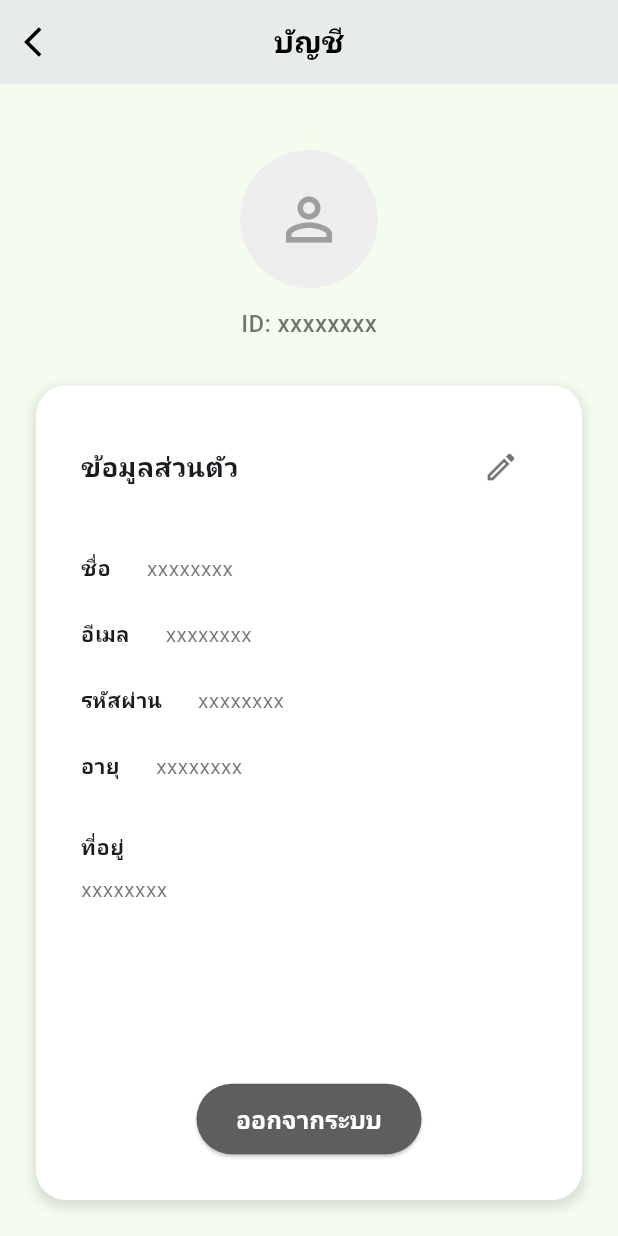
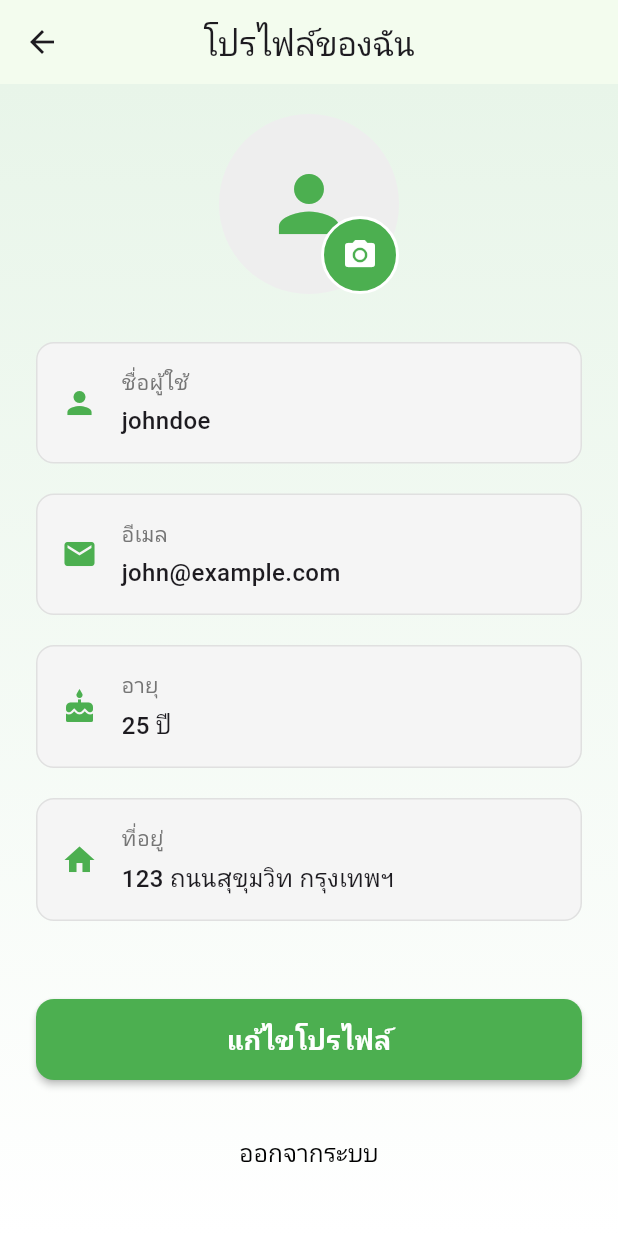
Before and after one commit to Watthana65022128/FarmProject, a Flutter app: the ProfilePage screen opened directly, on a phone screen of 412 x 824 dp. Run offline on Flutter 3.47's test engine with Material 3 defaults, Android fonts, the phone set to English and light mode, and no system bars.

Commit message:
update ui

```diff
--- a/lib/createfarm.dart
+++ b/lib/createfarm.dart
@@ -2,6 +2,7 @@ import 'package:flutter/material.dart';
 import 'package:http/http.dart' as http;
 import 'dart:convert';
 import 'fram_list.dart';
+import 'profile.dart';
 
 class Createfarm extends StatefulWidget {
   const Createfarm({super.key});
@@ -96,7 +97,8 @@ class _CreatefarmState extends State<Createfarm> {
         }
       } else {
         final errorData = json.decode(response.body);
-        _showSnackBar(errorData['error'] ?? 'เกิดข้อผิดพลาดในการบันทึกข้อมูล', isError: true);
+        _showSnackBar(errorData['error'] ?? 'เกิดข้อผิดพลาดในการบันทึกข้อมูล',
+            isError: true);
       }
     } catch (e) {
       _showSnackBar('ไม่สามารถเชื่อมต่อกับเซิร์ฟเวอร์', isError: true);
@@ -129,8 +131,29 @@ class _CreatefarmState extends State<Createfarm> {
       appBar: AppBar(
         title: const Text('สร้างไร่'),
         centerTitle: true,
-        backgroundColor: Colors.green,
-        foregroundColor: Colors.white,
+        backgroundColor: const Color(0xFFF3FCEE),
+        foregroundColor: Colors.black,
+        actions: [
+          IconButton(
+            icon: const CircleAvatar(
+              backgroundColor: Colors.white,
+              child: Icon(
+                Icons.person,
+                color: Colors.black,
+              ),
+            ),
+            onPressed: () {
+              Navigator.push(
+                context,
+                MaterialPageRoute(
+                  builder: (context) =>
+                      const ProfilePage(), // สร้างหน้า ProfilePage
+                ),
+              );
+            },
+          ),
+          const SizedBox(width: 10), // เพิ่มระยะห่างจากขอบ
+        ],
       ),
       body: SingleChildScrollView(
         child: Padding(
@@ -139,7 +162,9 @@ class _CreatefarmState extends State<Createfarm> {
             mainAxisAlignment: MainAxisAlignment.center,
             crossAxisAlignment: CrossAxisAlignment.center,
             children: [
-              const SizedBox(height: 20,),
+              const SizedBox(
+                height: 20,
+              ),
               Image.asset(
                 'assets/logo.png',
                 height: 120,
--- a/lib/profile.dart
+++ b/lib/profile.dart
@@ -1,141 +1,134 @@
 import 'package:flutter/material.dart';
 
-class ProfilePage extends StatelessWidget {
+class ProfilePage extends StatefulWidget {
   const ProfilePage({super.key});
+
+  @override
+  _ProfilePageState createState() => _ProfilePageState();
+}
+
+class _ProfilePageState extends State<ProfilePage> {
+  // สร้างข้อมูลตัวอย่าง (ในการใช้งานจริงควรรับข้อมูลจาก API หรือ Database)
+  final Map<String, String> userProfile = {
+    'username': 'johndoe',
+    'email': 'john@example.com',
+    'age': '25',
+    'address': '123 ถนนสุขุมวิท กรุงเทพฯ',
+  };
 
   @override
   Widget build(BuildContext context) {
     return Scaffold(
       appBar: AppBar(
+        title: const Text(
+          'โปรไฟล์ของฉัน',
+        ),
         centerTitle: true,
-        elevation: 4, // เพิ่ม Elevation ให้กับ AppBar
-        leading: IconButton(
-          icon: const Icon(Icons.arrow_back_ios, color: Colors.black),
-          onPressed: () => Navigator.pop(context),
       ),
-        title: const Text(
-          'บัญชี',
+      body: Container(
+        width: double.infinity,
+        height: double.infinity,
+        decoration: BoxDecoration(
+          gradient: LinearGradient(
+            begin: Alignment.topCenter,
+            end: Alignment.bottomCenter,
+            colors: [
+              Colors.green.shade50,
+              Colors.white,
+            ],
+          ),
+        ),
+        child: SafeArea(
+          child: SingleChildScrollView(
+            child: Padding(
+              padding: const EdgeInsets.symmetric(horizontal: 24.0),
+              child: Column(
+                children: [
+                  const SizedBox(height: 20),
+                  Stack(
+                    alignment: Alignment.bottomRight,
+                    children: [
+                      CircleAvatar(
+                        radius: 60,
+                        backgroundColor: Colors.grey[200],
+                        child: const Icon(
+                          Icons.person,
+                          size: 60,
+                          color: Colors.green,
+                        ),
+                      ),
+                      Container(
+                        decoration: BoxDecoration(
+                          color: Colors.green,
+                          shape: BoxShape.circle,
+                          border: Border.all(color: Colors.white, width: 2),
+                        ),
+                        child: IconButton(
+                          icon:
+                              const Icon(Icons.camera_alt, color: Colors.white),
+                          onPressed: () {
+                            // จัดการการอัพโหลดรูปภาพ
+                          },
+                        ),
+                      ),
+                    ],
+                  ),
+                  const SizedBox(height: 32),
+                  _buildProfileItem(
+                    icon: Icons.person,
+                    label: 'ชื่อผู้ใช้',
+                    value: userProfile['username']!,
+                  ),
+                  _buildProfileItem(
+                    icon: Icons.email,
+                    label: 'อีเมล',
+                    value: userProfile['email']!,
+                  ),
+                  _buildProfileItem(
+                    icon: Icons.cake,
+                    label: 'อายุ',
+                    value: '${userProfile['age']!} ปี',
+                  ),
+                  _buildProfileItem(
+                    icon: Icons.home,
+                    label: 'ที่อยู่',
+                    value: userProfile['address']!,
+                  ),
+                  const SizedBox(height: 32),
+                  SizedBox(
+                    width: double.infinity,
+                    height: 54,
+                    child: ElevatedButton(
+                      onPressed: () {
+                        // เปิดหน้าแก้ไขโปรไฟล์
+                      },
+                      style: ElevatedButton.styleFrom(
+                        backgroundColor: Colors.green,
+                        foregroundColor: Colors.white,
+                        elevation: 2,
+                        shape: RoundedRectangleBorder(
+                          borderRadius: BorderRadius.circular(12),
+                        ),
+                      ),
+                      child: const Text(
+                        'แก้ไขโปรไฟล์',
                         style: TextStyle(
-            color: Colors.black,
-            fontSize: 20,
-            fontWeight: FontWeight.w600, // เพิ่ม FontWeight เพื่อให้ Header Text เด่นชัดขึ้น
+                          fontSize: 18,
+                          fontWeight: FontWeight.bold,
                         ),
                       ),
                     ),
-      body: Padding(
-        padding: const EdgeInsets.all(24.0), // เพิ่ม Padding สำหรับ Body
-        child: Column(
-          children: [
-            const SizedBox(height: 20),
-            // Profile Image
-            const Center(
-              child: CircleAvatar(
-                radius: 46,
-                backgroundColor: Color(0xFFEEEEEE),
-                child: Icon(
-                  Icons.person_outline,
-                  size: 46,
-                  color: Colors.grey,
                   ),
-              ),
-            ),
-            const SizedBox(height: 12),
-            // User ID
-            const Text(
-              'ID: xxxxxxxx',
-              style: TextStyle(
-                fontSize: 16,
-                fontWeight: FontWeight.w500,
-                color: Colors.black54,
-              ),
-            ),
-            const SizedBox(height: 30),
-            // Personal Info Card
-            Expanded(
-              child: Container(
-                padding: const EdgeInsets.all(30),
-                decoration: BoxDecoration(
-                  color: Colors.white,
-                  borderRadius: BorderRadius.circular(20),
-                  boxShadow: [
-                    BoxShadow(
-                      color: Colors.grey.withOpacity(0.3),
-                      spreadRadius: 2,
-                      blurRadius: 5,
-                      offset: const Offset(0, 3),
-                    ),
-                  ],
-                ), // เพิ่ม BoxShadow เพื่อเพิ่ม Elevation
-                child: Column(
-                  crossAxisAlignment: CrossAxisAlignment.start,
-                  children: [
-                    // Header with edit button
-                    Row(
-                      mainAxisAlignment: MainAxisAlignment.spaceBetween,
-                      children: [
-                        Text(
-                          'ข้อมูลส่วนตัว',
-                          style: TextStyle(
-                            fontSize: 18,
-                            fontWeight: FontWeight.w600, // เพิ่ม FontWeight เพื่อให้ Header Text เด่นชัดขึ้น
-                          ),
-                        ),
-                        IconButton(
-                          icon: const Icon(
-                            Icons.edit_outlined,
-                            color: Colors.black54,
-                          ),
+                  const SizedBox(height: 24),
+                  TextButton(
                     onPressed: () {
-                            // Add edit functionality
+                      // จัดการการออกจากระบบ
                     },
-                        ),
-                      ],
-                    ),
-                    const SizedBox(height: 30),
-                    // User details
-                    _buildInfoRow('ชื่อ', 'xxxxxxxx'),
-                    const SizedBox(height: 16),
-                    _buildInfoRow('อีเมล', 'xxxxxxxx'),
-                    const SizedBox(height: 16),
-                    _buildInfoRow('รหัสผ่าน', 'xxxxxxxx'),
-                    const SizedBox(height: 16),
-                    _buildInfoRow('อายุ', 'xxxxxxxx'),
-                    const SizedBox(height: 30),
-                    const Text(
-                      'ที่อยู่',
-                      style: TextStyle(
-                        fontWeight: FontWeight.w600, // เพิ่ม FontWeight เพื่อให้ Header Text เด่นชัดขึ้น
-                      ),
-                    ),
-                    const SizedBox(height: 8),
-                    const Text(
-                      'xxxxxxxx',
-                      style: TextStyle(color: Colors.black54),
-                    ),
-                    const Spacer(),
-                    // Logout Button
-                    Center(
-                      child: SizedBox(
-                        width: 150,
-                        child: ElevatedButton(
-                          onPressed: () {
-                            // Add logout functionality
-                          },
-                          style: ElevatedButton.styleFrom(
-                            backgroundColor: const Color.fromARGB(255, 93, 95, 94),
-                            foregroundColor: Colors.white,
-                            padding: const EdgeInsets.symmetric(vertical: 12),
-                            shape: RoundedRectangleBorder(
-                              borderRadius: BorderRadius.circular(25),
-                            ),
-                          ),
                     child: const Text(
                       'ออกจากระบบ',
                       style: TextStyle(
+                        color: Colors.black,
                         fontSize: 16,
-                              fontWeight: FontWeight.bold,
-                            ),
-                          ),
                       ),
                     ),
                   ),
@@ -143,29 +136,48 @@ class ProfilePage extends StatelessWidget {
               ),
             ),
           ),
-          ],
         ),
       ),
     );
   }
 
-  Widget _buildInfoRow(String label, String value) {
-    return Padding(
-      padding: const EdgeInsets.symmetric(vertical: 4),
+  Widget _buildProfileItem({
+    required IconData icon,
+    required String label,
+    required String value,
+  }) {
+    return Container(
+      margin: const EdgeInsets.only(bottom: 20),
+      padding: const EdgeInsets.all(16),
+      decoration: BoxDecoration(
+        color: Colors.grey.shade100,
+        borderRadius: BorderRadius.circular(12),
+        border: Border.all(color: Colors.grey.shade300),
+      ),
       child: Row(
+        children: [
+          Icon(icon, color: Colors.green, size: 24),
+          const SizedBox(width: 16),
+          Expanded(
+            child: Column(
+              crossAxisAlignment: CrossAxisAlignment.start,
               children: [
                 Text(
                   label,
-            style: const TextStyle(
-              fontWeight: FontWeight.w600, // เพิ่ม FontWeight เพื่อให้ Text เด่นชัดขึ้น
+                  style: TextStyle(
+                    fontSize: 14,
+                    color: Colors.grey.shade600,
                   ),
                 ),
-          const SizedBox(width: 24),
-          Expanded(
-            child: Text(
+                const SizedBox(height: 4),
+                Text(
                   value,
-              style: const TextStyle(color: Colors.black54),
-              overflow: TextOverflow.ellipsis, // เพิ่ม TextOverflow เพื่อแสดง Text เต็มความยาว
+                  style: const TextStyle(
+                    fontSize: 16,
+                    fontWeight: FontWeight.w500,
+                  ),
+                ),
+              ],
             ),
           ),
         ],
```
Lines whose indentation alone changed are shown as unchanged.
